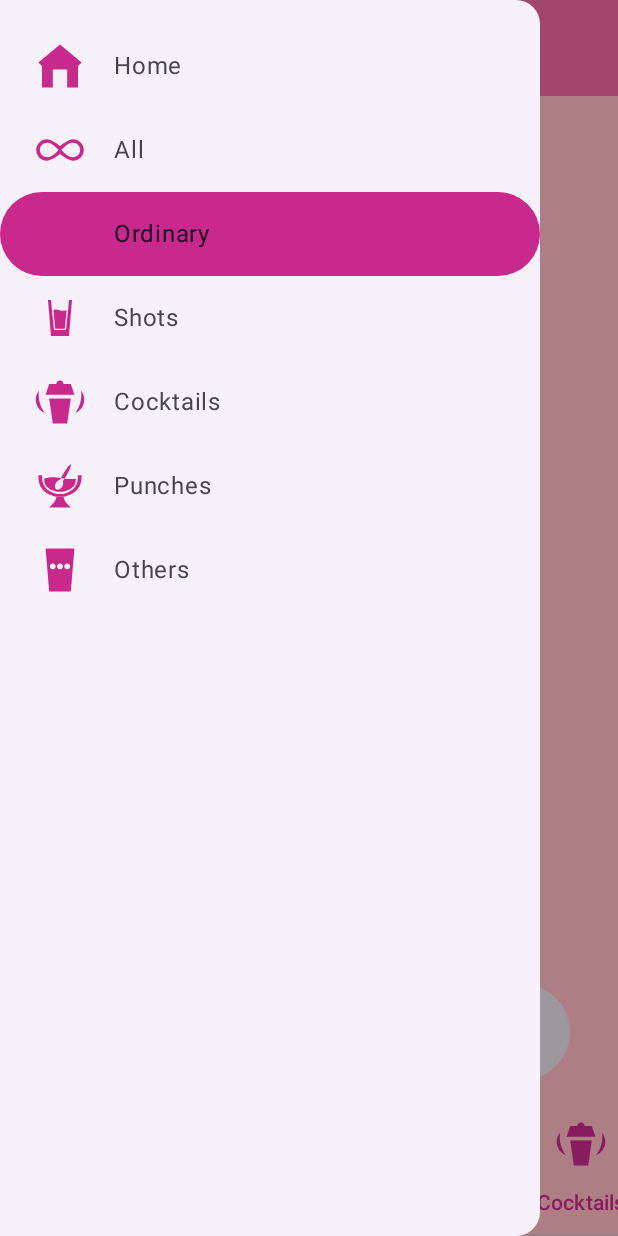
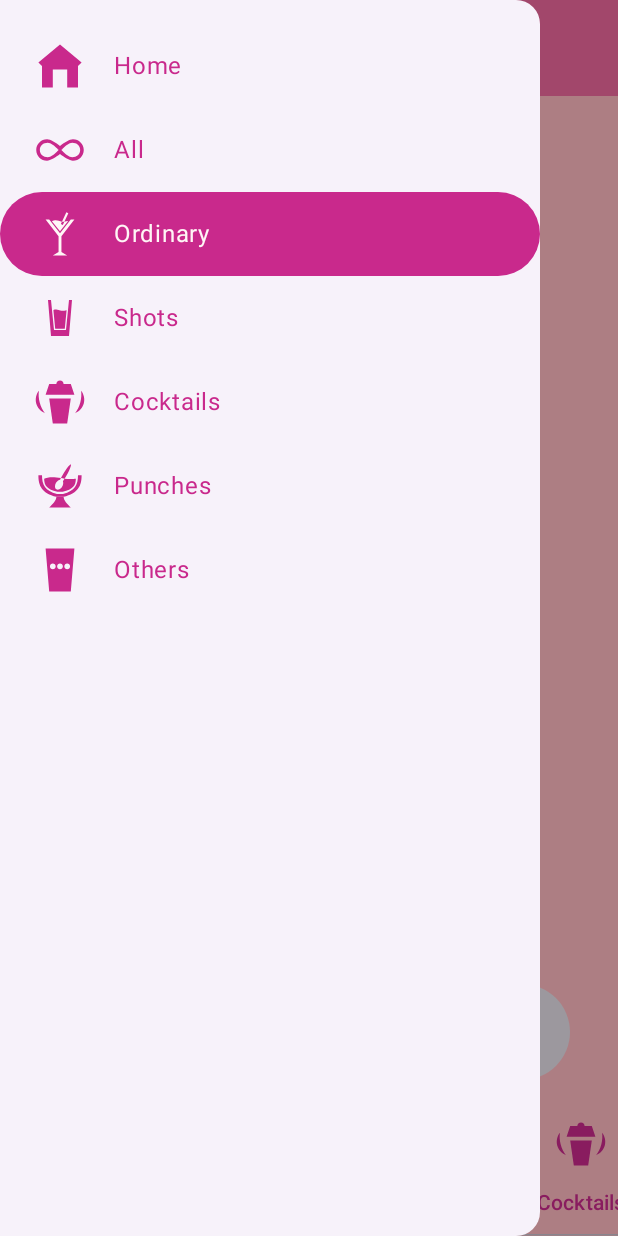
Before and after one commit to Zed-z/Barmanator, an Android app built with Jetpack Compose: the screen it shows after launch (MainActivity), after a tap on "Menu", on a phone screen of 412 x 824 dp. Run offline under Robolectric (Android 15) with nearby library versions, the phone set to English and light mode, and no system bars; our stand-ins replace accompanist; pictures from the network do not load.

Commit message:
Color tweaks, cleanup

```diff
--- a/app/src/main/java/pl/poznan/put/barmanator/MainActivity.kt
+++ b/app/src/main/java/pl/poznan/put/barmanator/MainActivity.kt
@@ -130,9 +130,16 @@ fun MainScreen(drinks: List<Drink>) {
                 ModalDrawerSheet {
                     Spacer(Modifier.height(16.dp))
                     tabs.forEachIndexed { index, tab ->
+                        val selected = pagerState.currentPage == index
                         NavigationDrawerItem(
-                            label = { Text(tab.title) },
-                            selected = pagerState.currentPage == index,
+                            label = { Text(
+                                tab.title,
+                                color = if (selected)
+                                    MaterialTheme.colorScheme.onPrimary
+                                else
+                                    MaterialTheme.colorScheme.primary
+                            ) },
+                            selected = selected,
                             onClick = {
                                 coroutineScope.launch {
                                     pagerState.animateScrollToPage(index)
@@ -144,7 +151,10 @@ fun MainScreen(drinks: List<Drink>) {
                                     modifier = Modifier.size(48.dp),
                                     painter = painterResource(id = tab.iconRes),
                                     contentDescription = tab.title,
-                                    tint = MaterialTheme.colorScheme.primary
+                                    tint = if (selected)
+                                        MaterialTheme.colorScheme.onPrimary
+                                    else
+                                        MaterialTheme.colorScheme.primary
                                 )
                             }
                         )
@@ -162,7 +172,11 @@ fun MainScreen(drinks: List<Drink>) {
                             IconButton(onClick = {
                                 coroutineScope.launch { drawerState.open() }
                             }) {
-                                Icon(Icons.Filled.Menu, contentDescription = "Menu")
+                                Icon(
+                                    Icons.Filled.Menu,
+                                    contentDescription = "Menu",
+                                    tint = MaterialTheme.colorScheme.onPrimaryContainer
+                                )
                             }
                         },
                         colors = TopAppBarDefaults.mediumTopAppBarColors(
--- a/app/src/main/java/pl/poznan/put/barmanator/ui/theme/Theme.kt
+++ b/app/src/main/java/pl/poznan/put/barmanator/ui/theme/Theme.kt
@@ -37,7 +37,7 @@ private val DarkColorScheme = darkColorScheme(
 
 private val LightColorScheme = lightColorScheme(
     primary = pink3,
-    onPrimary = black,
+    onPrimary = white,
 
     secondary = pink2,
     onSecondary = black,
--- a/app/src/main/java/pl/poznan/put/barmanator/utils/Timer.kt
+++ b/app/src/main/java/pl/poznan/put/barmanator/utils/Timer.kt
@@ -158,7 +158,7 @@ fun Timer(
                 timePickerVisible = true
             },
             containerColor = MaterialTheme.colorScheme.primary,
-            contentColor = MaterialTheme.colorScheme.primaryContainer
+            contentColor = MaterialTheme.colorScheme.onPrimary
         ) {
             Icon(
                 modifier = Modifier.size(24.dp),
@@ -179,7 +179,7 @@ fun Timer(
                 }
             },
             containerColor = MaterialTheme.colorScheme.primary,
-            contentColor = MaterialTheme.colorScheme.primaryContainer,
+            contentColor = MaterialTheme.colorScheme.onPrimary,
             icon = {
                 Icon(
                     modifier = Modifier.size(24.dp),
@@ -207,7 +207,7 @@ fun Timer(
                 viewModel.setRunning(false)
             },
             containerColor = MaterialTheme.colorScheme.primary,
-            contentColor = MaterialTheme.colorScheme.primaryContainer
+            contentColor = MaterialTheme.colorScheme.onPrimary
         ) {
             Icon(
                 modifier = Modifier.size(24.dp),
```
Also changed, not shown: app/src/main/java/pl/poznan/put/barmanator/screens/DrinkList.kt (+18 -30 lines).
